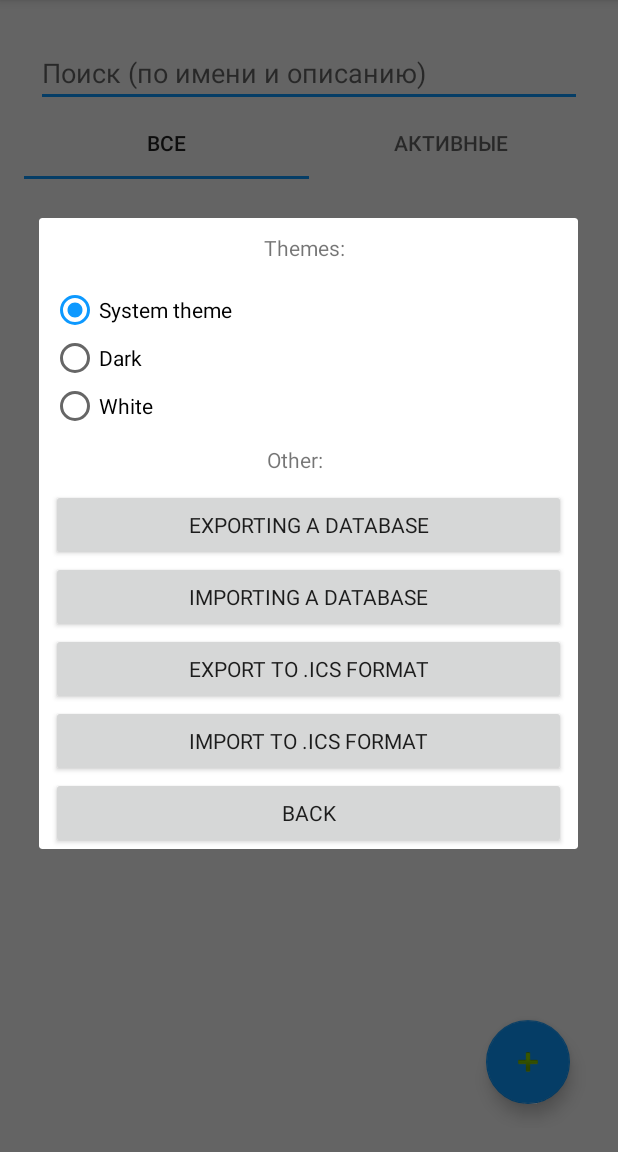
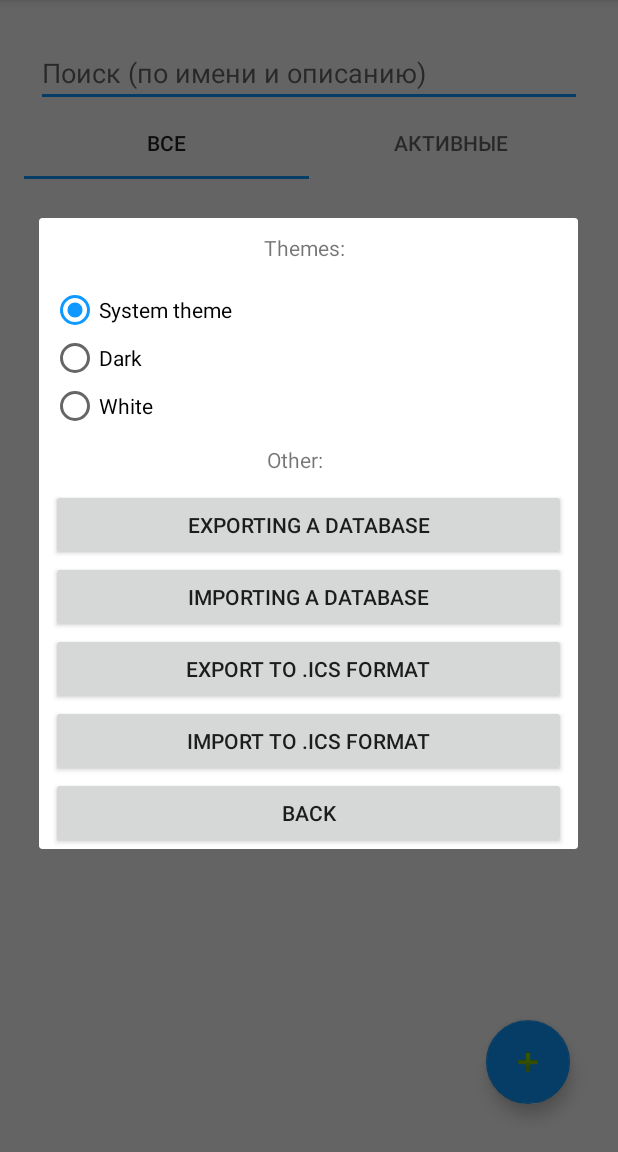
Before and after one commit to ve3xone/kronos-todo-app, an Android app: the screen it shows after launch (MainActivity), after a tap on "Settings", on a phone screen of 412 x 824 dp, the part 84-1236 px from its top. Run offline under Robolectric (Android 15) with nearby library versions, the phone set to English and light mode, and no system bars; our stand-ins replace Room's generated code, data binding; libraries missing offline, so code that uses them is left out: org.jetbrains.anko.

Commit message:
Заглушка
Убрал не нужную штуку, так как она создавала ошибки в логах))

```diff
--- a/app/src/main/res/values/styles.xml
+++ b/app/src/main/res/values/styles.xml
@@ -6,7 +6,7 @@
         <item name="colorPrimary">@color/colorPrimary</item>
         <item name="colorPrimaryDark">@color/colorPrimaryDark</item>
         <item name="colorAccent">@color/colorAccent</item>
-        <item name="android:fontFamily">@font/font</item>
+        <!-- <item name="android:fontFamily">@font/font</item>-->
     </style>
 
     <style name="AppThemeLight" parent="Theme.AppCompat.Light.DarkActionBar">
@@ -14,7 +14,7 @@
         <item name="colorPrimary">@color/colorPrimary</item>
         <item name="colorPrimaryDark">@color/colorPrimaryDark</item>
         <item name="colorAccent">@color/colorAccent</item>
-        <item name="android:fontFamily">@font/font</item>
+        <!-- <item name="android:fontFamily">@font/font</item>-->
     </style>
 
     <style name="AppThemeDark" parent="Theme.AppCompat">
@@ -22,7 +22,7 @@
         <item name="colorPrimary">@color/colorPrimary</item>
         <item name="colorPrimaryDark">@color/colorPrimaryDark</item>
         <item name="colorAccent">@color/colorAccent</item>
-        <item name="android:fontFamily">@font/font</item>
+        <!-- <item name="android:fontFamily">@font/font</item>-->
     </style>
 
 
```
